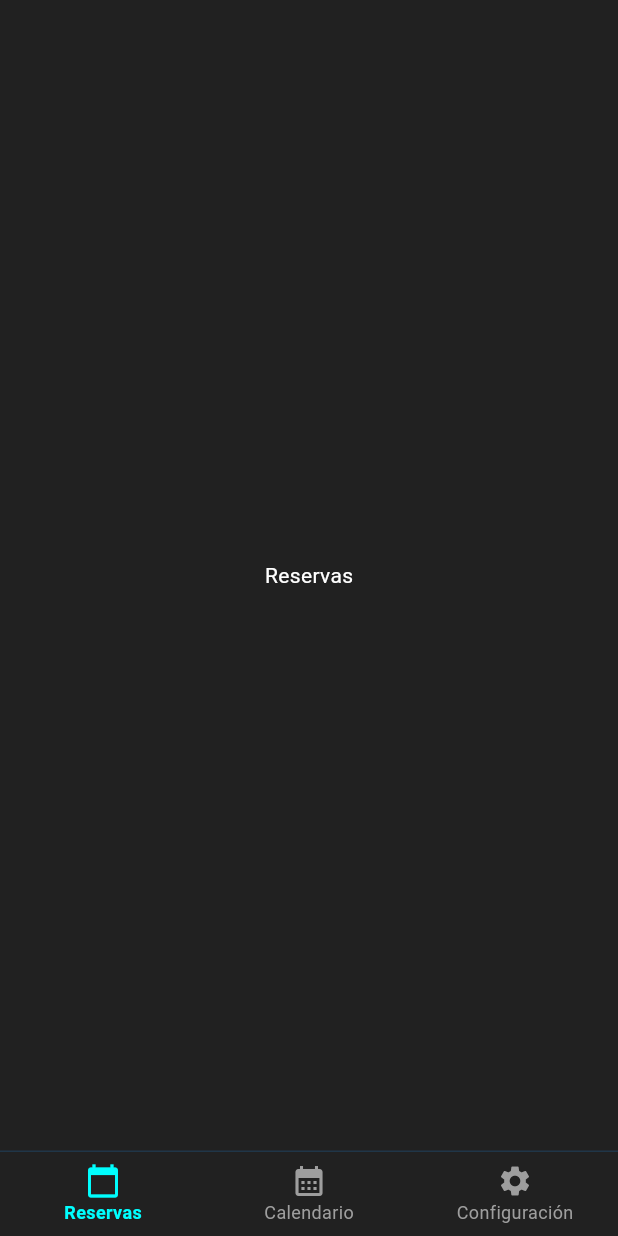
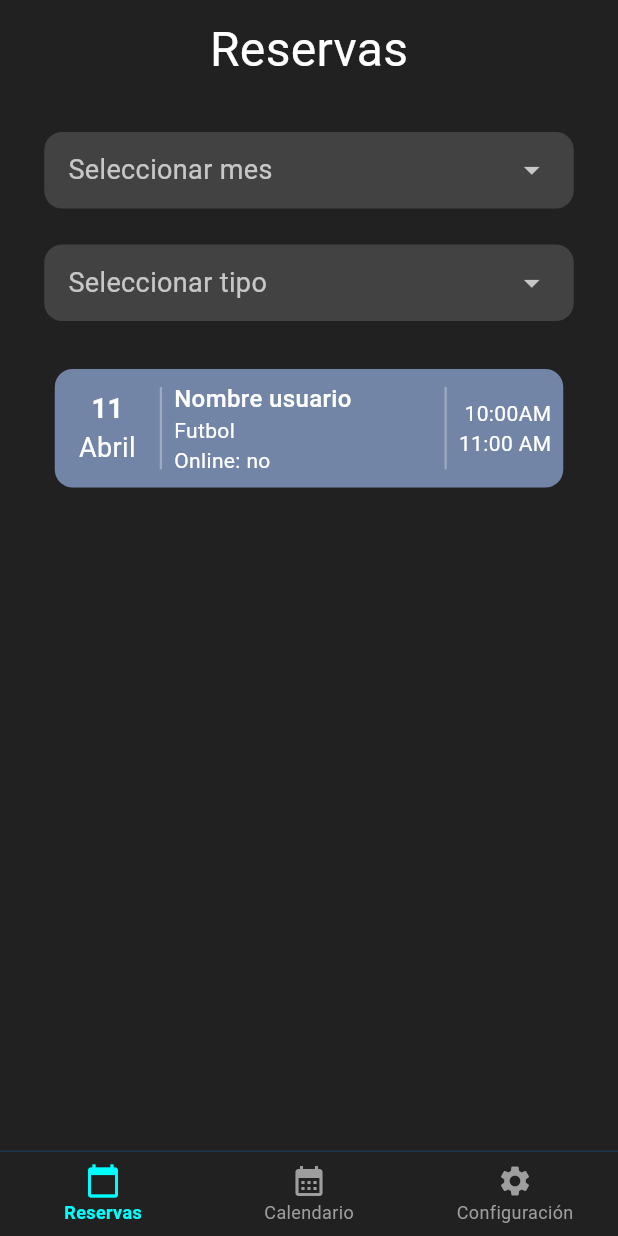
Before and after one commit to ludmilaIa/fit_calendar, a Flutter app: the TrainerView screen opened directly, on a phone screen of 412 x 824 dp. Run offline on Flutter 3.47's test engine with Material 3 defaults, Android fonts, the phone set to English and light mode, and no system bars; our stand-ins replace flutter_slidable, table_calendar.

Commit message:
added view of reservas

```diff
--- /dev/null
+++ b/lib/components/coach/reservas/coach_reservation.dart
@@ -0,0 +1,80 @@
+import 'package:flutter/material.dart';
+import '../../../common/colors.dart';
+import 'reservation_card.dart';
+
+class CoachReservasView extends StatelessWidget {
+  const CoachReservasView({super.key});
+
+  @override
+  Widget build(BuildContext context) {
+    return Scaffold(
+      backgroundColor: AppColors.softBlack,
+      body: SafeArea(
+        child: Padding(
+          padding: const EdgeInsets.symmetric(horizontal: 16.0),
+          child: Column(
+            crossAxisAlignment: CrossAxisAlignment.center,
+            children: [
+              const SizedBox(height: 10),
+              const Center(
+                child: Text(
+                  'Reservas',
+                  style: TextStyle(
+                    color: Colors.white,
+                    fontSize: 32,
+                    fontWeight: FontWeight.w400,
+                  ),
+                ),
+              ),
+              const SizedBox(height: 32),
+              // Dropdown Mes
+              Container(
+                width: 353,
+                height: 51,
+                decoration: BoxDecoration(
+                  color: Colors.grey[800],
+                  borderRadius: BorderRadius.circular(12),
+                ),
+                padding: const EdgeInsets.symmetric(horizontal: 16),
+                child: Row(
+                  mainAxisAlignment: MainAxisAlignment.spaceBetween,
+                  children: const [
+                    Text(
+                      'Seleccionar mes',
+                      style: TextStyle(color: Colors.white70, fontSize: 18),
+                    ),
+                    Icon(Icons.arrow_drop_down, color: Colors.white70),
+                  ],
+                ),
+              ),
+              const SizedBox(height: 24),
+              // Dropdown Tipo
+              Container(
+                width: 353,
+                height: 51,
+                decoration: BoxDecoration(
+                  color: Colors.grey[800],
+                  borderRadius: BorderRadius.circular(12),
+                ),
+                padding: const EdgeInsets.symmetric(horizontal: 16),
+                child: Row(
+                  mainAxisAlignment: MainAxisAlignment.spaceBetween,
+                  children: const [
+                    Text(
+                      'Seleccionar tipo',
+                      style: TextStyle(color: Colors.white70, fontSize: 18),
+                    ),
+                    Icon(Icons.arrow_drop_down, color: Colors.white70),
+                  ],
+                ),
+              ),
+              const SizedBox(height: 32),
+              // Use the new ReservationCard widget
+              const ReservationCard(),
+            ],
+          ),
+        ),
+      ),
+    );
+  }
+}
--- /dev/null
+++ b/lib/components/coach/reservas/reservation_card.dart
@@ -0,0 +1,125 @@
+import 'package:flutter/material.dart';
+
+class ReservationCard extends StatelessWidget {
+  const ReservationCard({super.key});
+
+  @override
+  Widget build(BuildContext context) {
+    return Container(
+      width: 339,
+      height: 79,
+      decoration: BoxDecoration(
+        color: const Color(0xFFA8C7FF).withOpacity(0.6),
+        borderRadius: BorderRadius.circular(12),
+      ),
+      child: Row(
+        children: [
+          // Date
+          Container(
+            width: 70,
+            padding: const EdgeInsets.symmetric(vertical: 8),
+            decoration: const BoxDecoration(
+              borderRadius: BorderRadius.only(
+                topLeft: Radius.circular(12),
+                bottomLeft: Radius.circular(12),
+              ),
+              color: Colors.transparent,
+            ),
+            child: Column(
+              mainAxisAlignment: MainAxisAlignment.center,
+              children: const [
+                Text(
+                  '11',
+                  style: TextStyle(
+                    color: Colors.white,
+                    fontSize: 18,
+                    fontWeight: FontWeight.bold,
+                  ),
+                ),
+                Text(
+                  'Abril',
+                  style: TextStyle(
+                    color: Colors.white,
+                    fontSize: 18,
+                  ),
+                ),
+              ],
+            ),
+          ),
+          // First vertical divider
+          Container(
+            width: 1.5,
+            height: 55,
+            color: Colors.white30,
+            margin: const EdgeInsets.symmetric(vertical: 12),
+          ),
+          // Details
+          Expanded(
+            child: Padding(
+              padding: const EdgeInsets.symmetric(horizontal: 8, vertical: 4),
+              child: Column(
+                mainAxisAlignment: MainAxisAlignment.center,
+                crossAxisAlignment: CrossAxisAlignment.start,
+                children: const [
+                  Text(
+                    'Nombre usuario',
+                    style: TextStyle(
+                      color: Colors.white,
+                      fontSize: 16,
+                      fontWeight: FontWeight.w500,
+                    ),
+                  ),
+                  Text(
+                    'Futbol',
+                    style: TextStyle(
+                      color: Colors.white,
+                      fontSize: 14,
+                    ),
+                  ),
+                  Text(
+                    'Online: no',
+                    style: TextStyle(
+                      color: Colors.white,
+                      fontSize: 14,
+                    ),
+                  ),
+                ],
+              ),
+            ),
+          ),
+          // Second vertical divider
+          Container(
+            width: 1.5,
+            height: 55,
+            color: Colors.white30,
+            margin: const EdgeInsets.symmetric(vertical: 12),
+          ),
+          // Time
+          Padding(
+            padding: const EdgeInsets.symmetric(horizontal: 8, vertical: 8),
+            child: Column(
+              mainAxisAlignment: MainAxisAlignment.center,
+              crossAxisAlignment: CrossAxisAlignment.end,
+              children: const [
+                Text(
+                  '10:00AM',
+                  style: TextStyle(
+                    color: Colors.white,
+                    fontSize: 14,
+                  ),
+                ),
+                Text(
+                  '11:00 AM',
+                  style: TextStyle(
+                    color: Colors.white,
+                    fontSize: 14,
+                  ),
+                ),
+              ],
+            ),
+          ),
+        ],
+      ),
+    );
+  }
+}
--- a/lib/views/trainer/trainer_schedule.dart
+++ b/lib/views/trainer/trainer_schedule.dart
@@ -16,7 +16,7 @@ class _TrainerScheduleViewState extends State<TrainerScheduleView> {
   CalendarFormat _calendarFormat = CalendarFormat.week;
   DateTime _focusedDay = DateTime.now();
   DateTime? _selectedDay;
-  Map<DateTime, List<TimeSlot>> _schedule = {};
+  final Map<DateTime, List<TimeSlot>> _schedule = {};
 
   String _formatDate(DateTime date) {
     // Example: 10 de Abril
--- a/lib/views/trainer_view.dart
+++ b/lib/views/trainer_view.dart
@@ -3,6 +3,7 @@ import '../common/colors.dart';
 import '../common/nav_bar.dart';
 import 'trainer/trainer_schedule.dart';
 import 'trainer/coach_settings_screen.dart';
+import '../components/coach/reservas/coach_reservation.dart';
 
 class TrainerView extends StatefulWidget {
   const TrainerView({super.key});
@@ -15,7 +16,7 @@ class _TrainerViewState extends State<TrainerView> {
   int _currentIndex = 0;
 
   final List<Widget> _screens = [
-    const ReservationsScreen(),
+    const CoachReservasView(),
     const TrainerScheduleView(),
     const CoachSettingsScreen(),
   ];
@@ -36,20 +37,3 @@ class _TrainerViewState extends State<TrainerView> {
     );
   }
 }
-
-// Placeholder screens - You can move these to separate files later
-class ReservationsScreen extends StatelessWidget {
-  const ReservationsScreen({super.key});
-
-  @override
-  Widget build(BuildContext context) {
-    return const SafeArea(
-      child: Center(
-        child: Text(
-          'Reservas',
-          style: TextStyle(color: Colors.white),
-        ),
-      ),
-    );
-  }
-}
```
